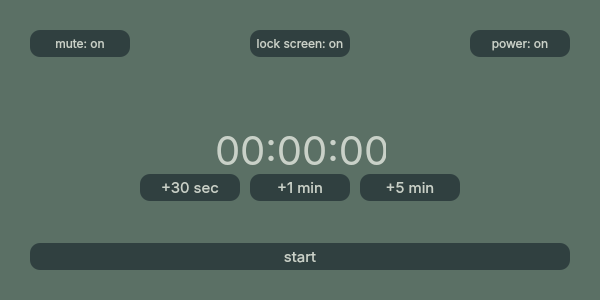
Old version of the form ui/main.ui in the repository CrudelisDeus/pet-timer.
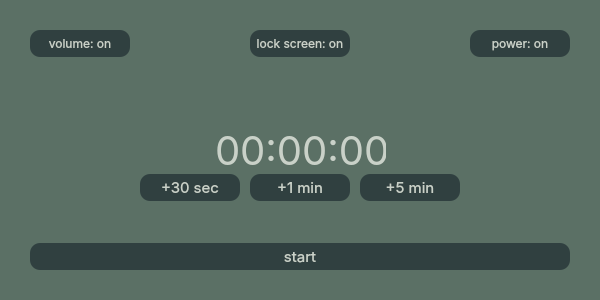
New version of the form.

Commit message: added disable / enable function button

Diff of the .ui file:
```diff
--- a/ui/main.ui
+++ b/ui/main.ui
@@ -308,7 +308,7 @@
 </string>
     </property>
     <property name="text">
-     <string>mute: on</string>
+     <string>volume: on</string>
     </property>
    </widget>
    <widget class="QPushButton" name="btn_fun_lock">
```
Left out of the diff: 2 changed lines with no effect on the pictures. The commit also changes 2 other files.
